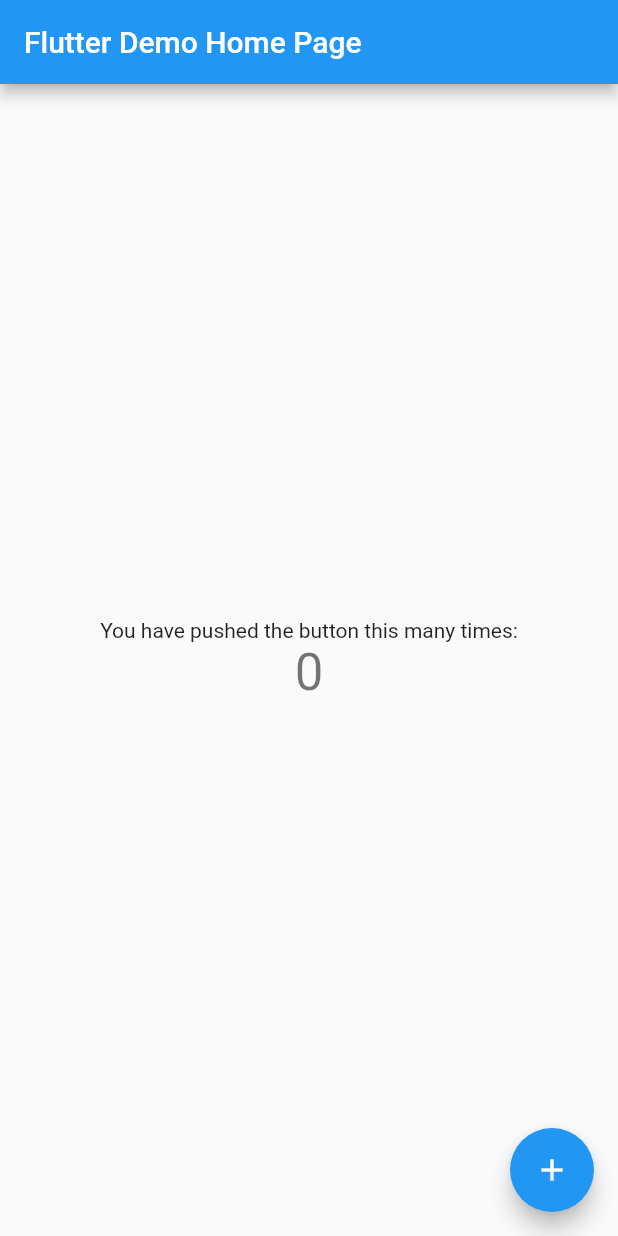
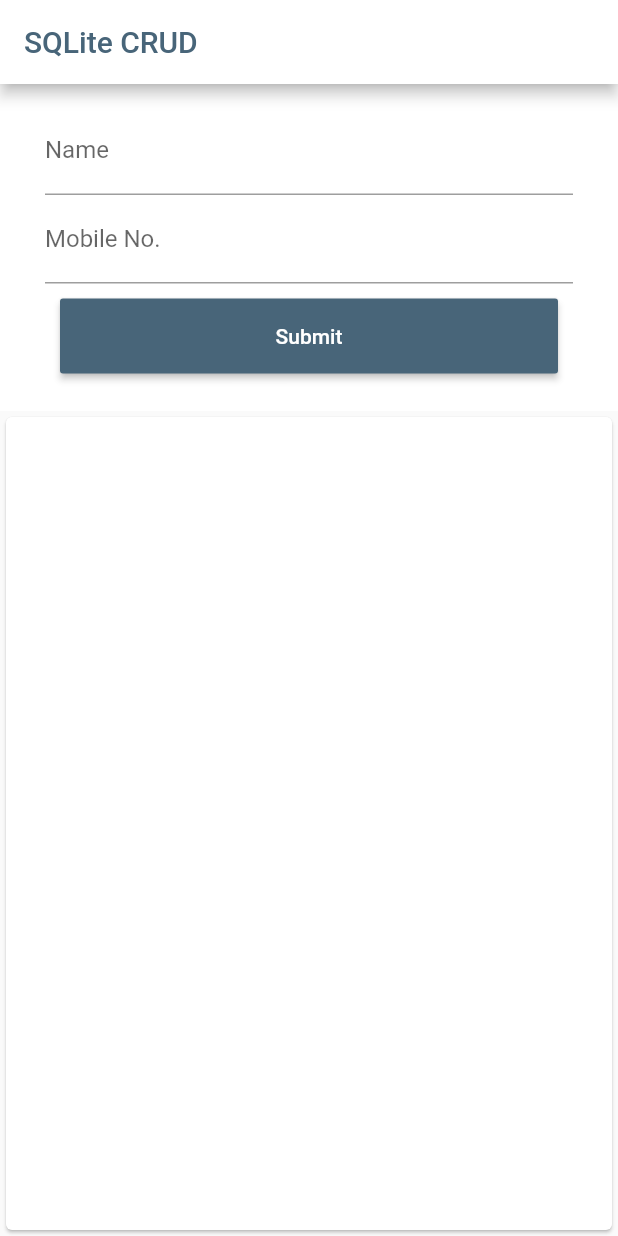
Before and after one commit to ezazulhaq/flutter_sqlite_crud, a Flutter app: the screen it shows after launch, on a phone screen of 412 x 824 dp. Run offline on Flutter 3.47's test engine with Material 2 defaults, Android fonts, the phone set to English and light mode, and no system bars.

Commit message:
Basic contact adding is implemented

```diff
--- /dev/null
+++ b/lib/components/submit_button.dart
@@ -0,0 +1,26 @@
+import 'package:flutter/material.dart';
+import 'package:sqlite_crud/constant.dart';
+
+class SubmitButton extends StatelessWidget {
+  const SubmitButton({
+    Key key,
+    this.press,
+    this.text,
+  }) : super(key: key);
+
+  final Function press;
+  final String text;
+
+  @override
+  Widget build(BuildContext context) {
+    // ignore: deprecated_member_use
+    return RaisedButton(
+      onPressed: press,
+      color: kPrimaryColor,
+      textColor: Colors.white,
+      child: Text(
+        text,
+      ),
+    );
+  }
+}
--- /dev/null
+++ b/lib/constant.dart
@@ -0,0 +1,3 @@
+import 'package:flutter/material.dart';
+
+const kPrimaryColor = Color(0xFF486579);
--- a/lib/main.dart
+++ b/lib/main.dart
@@ -1,4 +1,6 @@
 import 'package:flutter/material.dart';
+import 'package:sqlite_crud/constant.dart';
+import 'package:sqlite_crud/screens/home.dart';
 
 void main() {
   runApp(MyApp());
@@ -10,95 +12,11 @@ class MyApp extends StatelessWidget {
   Widget build(BuildContext context) {
     return MaterialApp(
       title: 'SQLite CRUD',
+      debugShowCheckedModeBanner: false,
       theme: ThemeData(
-        primarySwatch: Colors.blue,
+        primaryColor: kPrimaryColor,
       ),
-      home: MyHomePage(title: 'Flutter Demo Home Page'),
+      home: MyHomePage(title: 'SQLite CRUD'),
     );
   }
 }
-
-class MyHomePage extends StatefulWidget {
-  MyHomePage({Key key, this.title}) : super(key: key);
-
-  // This widget is the home page of your application. It is stateful, meaning
-  // that it has a State object (defined below) that contains fields that affect
-  // how it looks.
-
-  // This class is the configuration for the state. It holds the values (in this
-  // case the title) provided by the parent (in this case the App widget) and
-  // used by the build method of the State. Fields in a Widget subclass are
-  // always marked "final".
-
-  final String title;
-
-  @override
-  _MyHomePageState createState() => _MyHomePageState();
-}
-
-class _MyHomePageState extends State<MyHomePage> {
-  int _counter = 0;
-
-  void _incrementCounter() {
-    setState(() {
-      // This call to setState tells the Flutter framework that something has
-      // changed in this State, which causes it to rerun the build method below
-      // so that the display can reflect the updated values. If we changed
-      // _counter without calling setState(), then the build method would not be
-      // called again, and so nothing would appear to happen.
-      _counter++;
-    });
-  }
-
-  @override
-  Widget build(BuildContext context) {
-    // This method is rerun every time setState is called, for instance as done
-    // by the _incrementCounter method above.
-    //
-    // The Flutter framework has been optimized to make rerunning build methods
-    // fast, so that you can just rebuild anything that needs updating rather
-    // than having to individually change instances of widgets.
-    return Scaffold(
-      appBar: AppBar(
-        // Here we take the value from the MyHomePage object that was created by
-        // the App.build method, and use it to set our appbar title.
-        title: Text(widget.title),
-      ),
-      body: Center(
-        // Center is a layout widget. It takes a single child and positions it
-        // in the middle of the parent.
-        child: Column(
-          // Column is also a layout widget. It takes a list of children and
-          // arranges them vertically. By default, it sizes itself to fit its
-          // children horizontally, and tries to be as tall as its parent.
-          //
-          // Invoke "debug painting" (press "p" in the console, choose the
-          // "Toggle Debug Paint" action from the Flutter Inspector in Android
-          // Studio, or the "Toggle Debug Paint" command in Visual Studio Code)
-          // to see the wireframe for each widget.
-          //
-          // Column has various properties to control how it sizes itself and
-          // how it positions its children. Here we use mainAxisAlignment to
-          // center the children vertically; the main axis here is the vertical
-          // axis because Columns are vertical (the cross axis would be
-          // horizontal).
-          mainAxisAlignment: MainAxisAlignment.center,
-          children: <Widget>[
-            Text(
-              'You have pushed the button this many times:',
-            ),
-            Text(
-              '$_counter',
-              style: Theme.of(context).textTheme.headline4,
-            ),
-          ],
-        ),
-      ),
-      floatingActionButton: FloatingActionButton(
-        onPressed: _incrementCounter,
-        tooltip: 'Increment',
-        child: Icon(Icons.add),
-      ), // This trailing comma makes auto-formatting nicer for build methods.
-    );
-  }
-}
--- /dev/null
+++ b/lib/models/contact.dart
@@ -0,0 +1,11 @@
+class Contact {
+  int id;
+  String name;
+  String mobile;
+
+  Contact({
+    this.id,
+    this.name,
+    this.mobile,
+  });
+}
--- /dev/null
+++ b/lib/screens/home.dart
@@ -0,0 +1,146 @@
+import 'package:flutter/material.dart';
+import 'package:sqlite_crud/components/submit_button.dart';
+import 'package:sqlite_crud/constant.dart';
+import 'package:sqlite_crud/models/contact.dart';
+
+class MyHomePage extends StatefulWidget {
+  MyHomePage({
+    Key key,
+    this.title,
+  }) : super(key: key);
+  final String title;
+
+  @override
+  _MyHomePageState createState() => _MyHomePageState();
+}
+
+class _MyHomePageState extends State<MyHomePage> {
+  final _formKey = GlobalKey<FormState>();
+  Contact _contact = Contact();
+  List<Contact> _contacts = [];
+
+  @override
+  Widget build(BuildContext context) {
+    return Scaffold(
+      appBar: AppBar(
+        backgroundColor: Colors.white,
+        title: Text(
+          widget.title,
+          style: TextStyle(
+            color: kPrimaryColor,
+          ),
+        ),
+      ),
+      body: Center(
+        child: Column(
+          mainAxisAlignment: MainAxisAlignment.start,
+          children: <Widget>[
+            Container(
+              padding: EdgeInsets.symmetric(
+                horizontal: 30,
+                vertical: 15,
+              ),
+              color: Colors.white,
+              child: Form(
+                key: _formKey,
+                child: Column(
+                  children: [
+                    TextFormField(
+                      decoration: InputDecoration(
+                        labelText: "Name",
+                        hintText: "Enter Full Name",
+                      ),
+                      onSaved: (newValue) {
+                        setState(() {
+                          _contact.name = newValue;
+                        });
+                      },
+                      validator: (value) =>
+                          value.length == 0 ? "This field is Required" : null,
+                    ),
+                    TextFormField(
+                      decoration: InputDecoration(
+                        labelText: "Mobile No.",
+                        hintText: "Enter Mobile Number",
+                      ),
+                      onSaved: (newValue) {
+                        setState(() {
+                          _contact.mobile = newValue;
+                        });
+                      },
+                      validator: (value) => value.length < 10
+                          ? "Atleast 10 characters Required"
+                          : null,
+                    ),
+                    Container(
+                      margin: EdgeInsets.all(10.0),
+                      width: double.infinity,
+                      height: 50.0,
+                      child: SubmitButton(
+                        press: () {
+                          var form = _formKey.currentState;
+                          if (form.validate()) {
+                            form.save();
+                            setState(() {
+                              _contacts.add(
+                                Contact(
+                                  id: null,
+                                  name: _contact.name,
+                                  mobile: _contact.mobile,
+                                ),
+                              );
+                            });
+                            form.reset();
+                          }
+                        },
+                        text: "Submit",
+                      ),
+                    )
+                  ],
+                ),
+              ),
+            ),
+            Expanded(
+              child: Card(
+                child: ListView.builder(
+                  padding: EdgeInsets.fromLTRB(20, 30, 20, 0),
+                  itemCount: _contacts.length,
+                  itemBuilder: (context, index) {
+                    return Column(
+                      children: [
+                        ListTile(
+                          leading: Icon(
+                            Icons.account_circle,
+                            color: kPrimaryColor,
+                            size: 40.0,
+                          ),
+                          title: Text(
+                            _contacts[index].name.toUpperCase(),
+                            style: TextStyle(
+                              color: kPrimaryColor,
+                              fontWeight: FontWeight.bold,
+                            ),
+                          ),
+                          subtitle: Text(
+                            _contacts[index].mobile,
+                          ),
+                          trailing: GestureDetector(
+                            onTap: () {},
+                            child: Icon(Icons.more_vert_sharp),
+                          ),
+                        ),
+                        Divider(
+                          height: 5.0,
+                        ),
+                      ],
+                    );
+                  },
+                ),
+              ),
+            ),
+          ],
+        ),
+      ),
+    );
+  }
+}
```
Also changed, not shown: lib/screens/components/form_crud.dart (added, +83 -0 lines).
